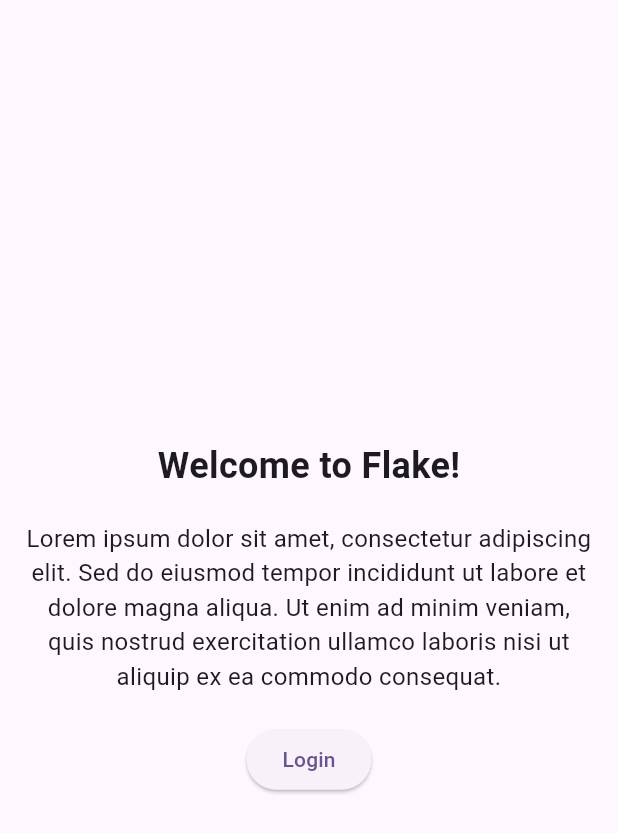
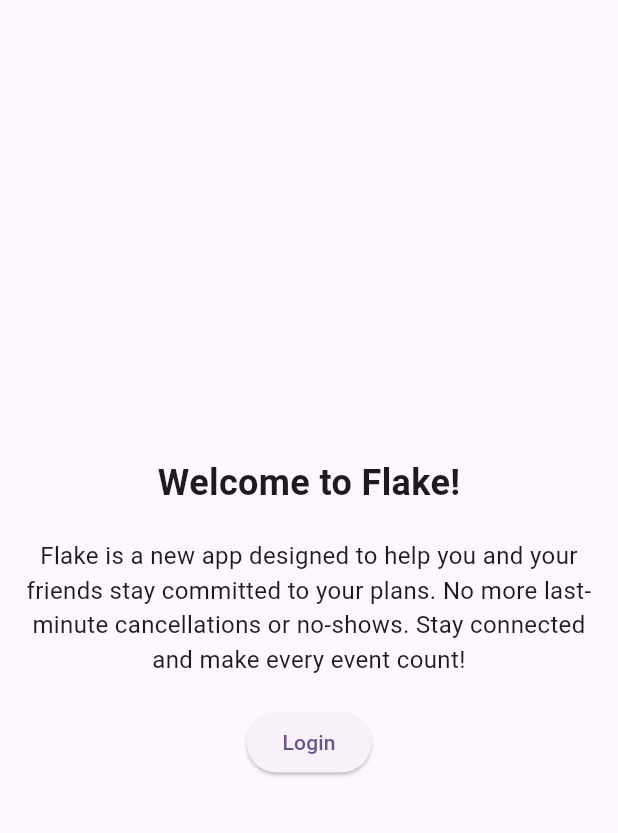
Before and after one commit to jackbowden/flake, a Flutter app: the screen it shows after launch, on a phone screen of 412 x 824 dp. Shown: the top 833 px of the screen. Run offline on Flutter 3.47's test engine with Material 3 defaults, Android fonts, the phone set to English and light mode, and no system bars; our stand-ins replace firebase_auth, firebase_core; accounts and stored records are empty.

Commit message:
Update event page label and add quick login feature for testing

```diff
--- a/lib/events.dart
+++ b/lib/events.dart
@@ -105,7 +105,7 @@ class _EventPageState extends State<EventPage> {
           ),
           BottomNavigationBarItem(
             icon: Icon(Icons.card_giftcard),
-            label: 'Offers',
+            label: 'Invites',
           ),
           BottomNavigationBarItem(
             icon: Icon(Icons.leaderboard),
--- a/lib/main.dart
+++ b/lib/main.dart
@@ -59,7 +59,7 @@ class HomePage extends StatelessWidget {
                     ),
                     const SizedBox(height: 20),
                     const Text(
-                      'Lorem ipsum dolor sit amet, consectetur adipiscing elit. Sed do eiusmod tempor incididunt ut labore et dolore magna aliqua. Ut enim ad minim veniam, quis nostrud exercitation ullamco laboris nisi ut aliquip ex ea commodo consequat.',
+                        'Flake is a new app designed to help you and your friends stay committed to your plans. No more last-minute cancellations or no-shows. Stay connected and make every event count!',
                       textAlign: TextAlign.center,
                       style: TextStyle(fontSize: 16),
                     ),
```
Also changed, not shown: lib/login_page.dart (+19 -0 lines).
